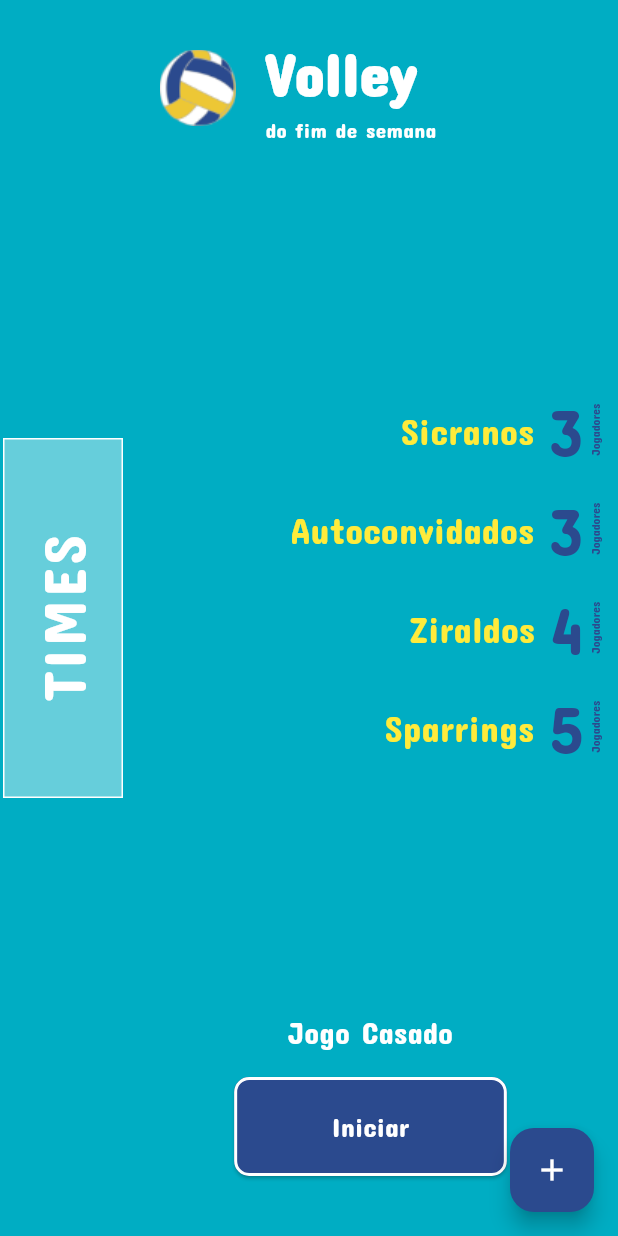
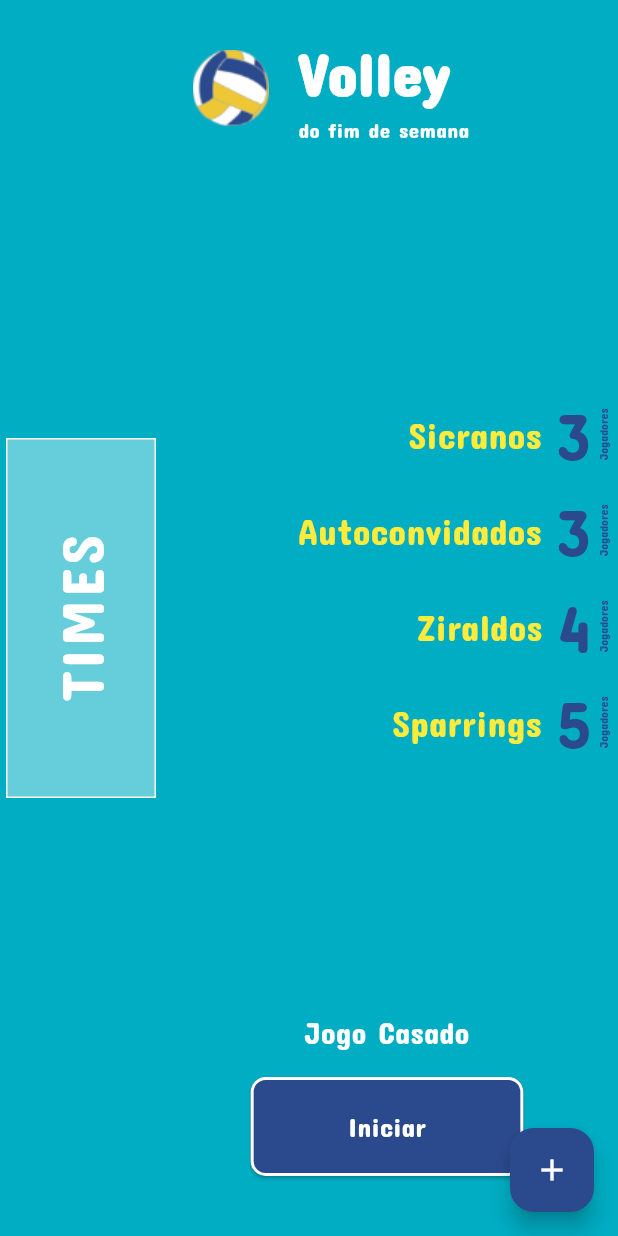
Before and after one commit to PL251431/App-Volley, a Flutter app: the screen it shows after launch, on a phone screen of 412 x 824 dp. Run offline on Flutter 3.47's test engine with Material 3 defaults, Android fonts, the phone set to English and light mode, and no system bars.

Commit message:
ajustes na segunda tela

```diff
--- a/lib/screens/first_screen.dart
+++ b/lib/screens/first_screen.dart
@@ -16,7 +16,7 @@ class FirstScreen extends StatelessWidget {
         children: [
           // Lateral esquerda com "TIMES" rotacionado
           Padding(
-            padding: const EdgeInsets.only(left: 2.0), // Adiciona espaço à esquerda
+            padding: const EdgeInsets.only(left: 4.0), // Adiciona espaço à esquerda
             child: Container(
               color: const Color(0xff00ADC3),
               child: const Center(
@@ -32,7 +32,7 @@ class FirstScreen extends StatelessWidget {
                 const HeaderWidget(), // Cabeçalho
                 // Lista de times
                 const Padding(
-                  padding: EdgeInsets.all(10.0),
+                  padding: EdgeInsets.all(5.0),
                   child: Column(
                     crossAxisAlignment: CrossAxisAlignment.start,
                     children: [
--- a/lib/screens/third_screen.dart
+++ b/lib/screens/third_screen.dart
@@ -2,8 +2,8 @@ import 'package:flutter/material.dart';
 
 class ThirdScreen extends StatelessWidget {
   final String winner;
-  final VoidCallback onNewSet; // Função chamada ao iniciar novo set
-  final VoidCallback onFinish; // Função chamada ao clicar em "Terminar"
+  final VoidCallback onNewSet;
+  final VoidCallback onFinish;
 
   const ThirdScreen({
     super.key,
--- a/lib/widgets/team_row.dart
+++ b/lib/widgets/team_row.dart
@@ -13,7 +13,7 @@ class TeamRow extends StatelessWidget {
   @override
   Widget build(BuildContext context) {
     return Padding(
-      padding: const EdgeInsets.symmetric(vertical: 1.0), // Espaço menor entre linhas
+      padding: const EdgeInsets.symmetric(vertical: 0), // Espaço menor entre linhas
       child: Row(
         mainAxisAlignment: MainAxisAlignment.end, // Alinhamento à direita
         children: [
@@ -47,7 +47,7 @@ class TeamRow extends StatelessWidget {
                   const SizedBox(width: 2), // Espaço entre número e "jogadores"
                   // Nome "jogadores" escrito verticalmente
                   const RotatedBox(
-                    quarterTurns: 3, // Rotaciona o texto 90° no sentido horário
+                    quarterTurns: 3,
                     child: Text(
                       'Jogadores', // Texto completo
                       style: TextStyle(
--- a/lib/widgets/text_teams.dart
+++ b/lib/widgets/text_teams.dart
@@ -10,7 +10,7 @@ class TextTeams extends StatelessWidget {
     return RotatedBox(
       quarterTurns: 4, // Rotaciona a box
       child: Container(
-        width: 80, // Largura do container
+        width: 100, // Largura do container
         height: 240, // Altura do container
         decoration: BoxDecoration(
           color: Colors.white.withOpacity(0.4), // Fundo translúcido
```
Also changed, not shown: lib/widgets/side_buttons.dart (+15 -8 lines).
